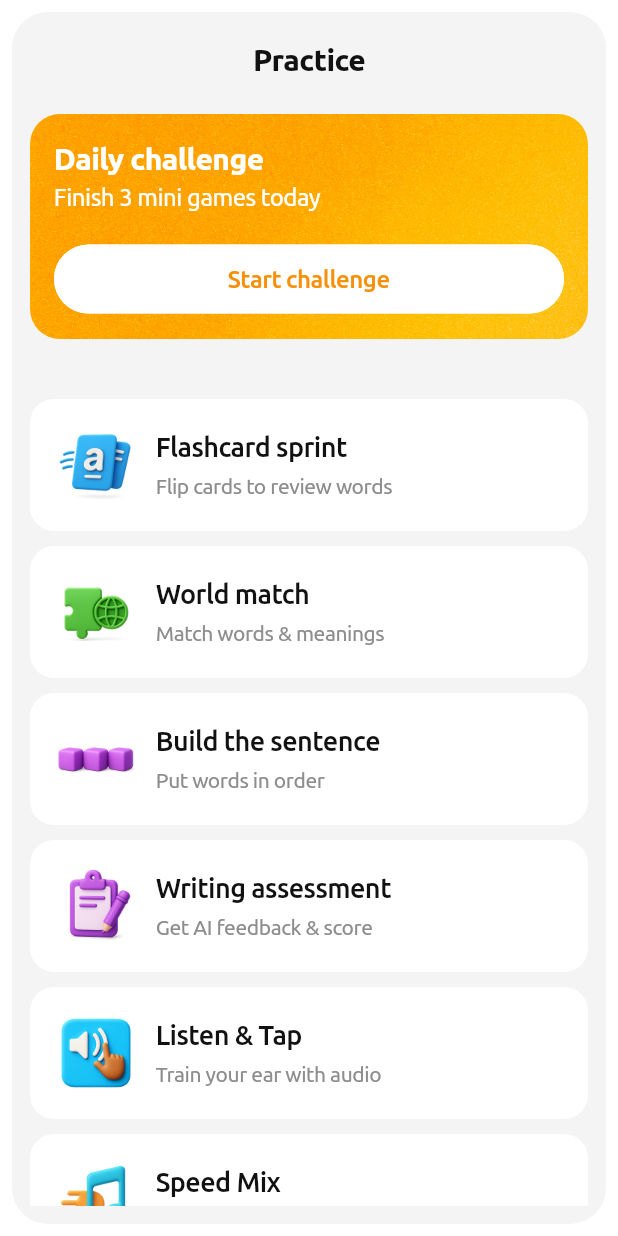
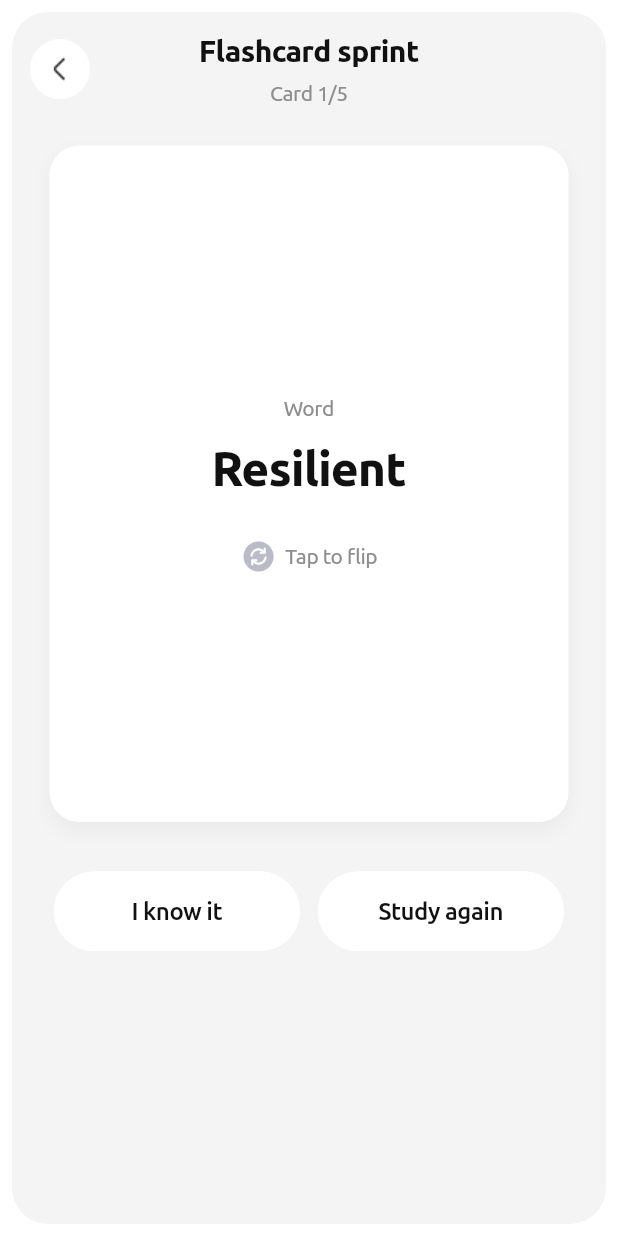
Before and after one commit to Djakh/ustadia_user_app, a Flutter app: the PracticePage screen opened by its route, after a tap on "Flashcard sprint", on a phone screen of 412 x 824 dp. Run offline on Flutter 3.47's test engine with Material 3 defaults, Android fonts, the phone set to English and light mode, and no system bars; our stand-ins replace dio, equatable, flutter_bloc, get_it, go_router; project files that could hold a hidden picture were left out.

Commit message:
Issue #13: flashcard sprint page was implemented

```diff
--- a/lib/assets/constants/images.dart
+++ b/lib/assets/constants/images.dart
@@ -19,4 +19,10 @@ class AppImages {
   static const worldMatch = 'assets/images/world_match.png';
   static const writingAssesment = 'assets/images/writing_assesment.png';
   static const dailyChallangeBackground = 'assets/images/daily_challange_background.png';
+  static const flashcardBackrgound = 'assets/images/flashcard_background.png';
+
+  /// --- Icons PNG ---
+
+  static const flapIcon = 'assets/icons/flip_icon.png';
+  static const arrowLeft = 'assets/icons/arrow_left.png';
 }
--- a/lib/assets/themes/style.dart
+++ b/lib/assets/themes/style.dart
@@ -136,6 +136,9 @@ class Style {
   static TextStyle headline7w7(BuildContext context, {TextColorRole? color}) =>
       _text(context, size: 36, weight: FontWeight.w700, color: color);
 
+ static TextStyle headline5w7(BuildContext context, {TextColorRole? color}) =>
+      _text(context, size: 32, weight: FontWeight.w700, color: color);
+
   static TextStyle headline2w7(BuildContext context, {TextColorRole? color}) =>
       _text(context, size: 26, weight: FontWeight.w700, color: color);
 
@@ -149,6 +152,9 @@ class Style {
 
   static TextStyle body3w7(BuildContext context, {TextColorRole? color}) =>
       _text(context, size: 20, weight: FontWeight.w700, color: color);
+
+  static TextStyle body3w4(BuildContext context, {TextColorRole? color}) =>
+      _text(context, size: 20, weight: FontWeight.w400, color: color);
 
   // ---------- Body (18) ----------
 
--- a/lib/core/widgets/cards/primary_background.dart
+++ b/lib/core/widgets/cards/primary_background.dart
@@ -1,15 +1,23 @@
 import 'package:flutter/material.dart';
 import 'package:go_router/go_router.dart';
+import 'package:ustadia_user_app/assets/constants/images.dart';
 import 'package:ustadia_user_app/assets/themes/style.dart';
 import 'package:ustadia_user_app/core/extensions/build_context_extension.dart';
 
 class PrimaryBackground extends StatefulWidget {
   final Widget child;
+  final Widget? header;
   final EdgeInsets? padding;
   final String? title;
   final bool isHeader;
+
   const PrimaryBackground(
-      {super.key, required this.child, this.padding, this.title, this.isHeader = true});
+      {super.key,
+      required this.child,
+      this.padding,
+      this.title,
+      this.isHeader = true,
+      this.header});
 
   @override
   State<PrimaryBackground> createState() => _PrimaryBackgroundState();
@@ -59,6 +67,7 @@ class _PrimaryBackgroundState extends State<PrimaryBackground> {
   }
 
   /// --- Widgets ---
+  Widget get backButtonIcon => Image.asset(AppImages.arrowLeft);
 
   Widget backButton(BuildContext context) => context.canPop()
       ? Material(
@@ -70,22 +79,22 @@ class _PrimaryBackgroundState extends State<PrimaryBackground> {
                   width: 40,
                   height: 40,
                   decoration: BoxDecoration(color: context.cs.surface, shape: BoxShape.circle),
-                  child: const Center(
-                      child: Icon(Icons.arrow_back_ios_new, size: 20, color: Colors.black)))))
+                  child: Center(child: backButtonIcon))))
       : const SizedBox(width: 40, height: 40);
 
-  Widget titleWidget(BuildContext context) => Text(widget.title ?? '',
-      maxLines: 1,
-      overflow: TextOverflow.ellipsis,
-      textAlign: TextAlign.center,
-      style: Style.body3w7(context));
+  Widget titleWidget(BuildContext context) => Center(
+      child: Text(widget.title ?? '',
+          maxLines: 1,
+          overflow: TextOverflow.ellipsis,
+          textAlign: TextAlign.center,
+          style: Style.body3w7(context)));
 
-  Widget backButtonAndTitle(BuildContext context) => IntrinsicHeight(
+  Widget centerWidget(BuildContext context) => widget.header ?? titleWidget(context);
+
+  Widget backButtonAndCenterWidget(BuildContext context) => IntrinsicHeight(
           child: Stack(alignment: Alignment.center, children: [
         Align(alignment: Alignment.centerLeft, child: backButton(context)),
-        Padding(
-            padding: const EdgeInsets.symmetric(horizontal: 56),
-            child: Center(child: titleWidget(context)))
+        Padding(padding: const EdgeInsets.symmetric(horizontal: 56), child: centerWidget(context))
       ]));
 
   Widget view(BuildContext context) => SafeArea(
@@ -95,7 +104,7 @@ class _PrimaryBackgroundState extends State<PrimaryBackground> {
           decoration:
               BoxDecoration(color: context.cs.secondaryContainer, borderRadius: Style.border24),
           child: Column(children: [
-            if (widget.isHeader) backButtonAndTitle(context),
+            if (widget.isHeader) backButtonAndCenterWidget(context),
             Expanded(child: widget.child)
           ])));
 
--- a/lib/core/widgets/inputs/input_field.dart
+++ b/lib/core/widgets/inputs/input_field.dart
@@ -124,7 +124,7 @@ class InputField extends StatelessWidget {
       borderRadius: Style.border12, borderSide: BorderSide(color: color, width: 1.4));
 
   InputDecoration decoration(BuildContext context) {
-    final baseColor = context.cs.onTertiary.withOpacity(0.4);
+    final baseColor = context.cs.onTertiary.withValues(alpha: 0.4);
     final borderColor = hasError ? context.cs.error : baseColor;
     final focusColor = hasError ? context.cs.error : context.cs.onTertiary;
     return InputDecoration(
--- a/lib/features/auth/presentation/pages/login_page.dart
+++ b/lib/features/auth/presentation/pages/login_page.dart
@@ -73,11 +73,11 @@ class LoginPageState extends State<LoginPage> {
       onChanged: (_) => setState(() => showError = false));
 
   Widget get divider => Row(children: [
-        Expanded(child: Divider(color: context.cs.onTertiary.withOpacity(0.4))),
+        Expanded(child: Divider(color: context.cs.onTertiary.withValues(alpha: 0.4))),
         Padding(
             padding: const EdgeInsets.symmetric(horizontal: 10),
             child: Text('or', style: Style.small3w4(context, color: TextColorRole.greyColor))),
-        Expanded(child: Divider(color: context.cs.onTertiary.withOpacity(0.4)))
+        Expanded(child: Divider(color: context.cs.onTertiary.withValues(alpha: 0.4)))
       ]);
 
   Widget get signup => Row(mainAxisAlignment: MainAxisAlignment.center, children: [
--- a/lib/features/practice/data/models/activity_model.dart
+++ b/lib/features/practice/data/models/activity_model.dart
@@ -2,6 +2,8 @@ class ActivityModel {
   final String title;
   final String description;
   final String image;
+  final String route;
 
-  const ActivityModel({required this.title, required this.description, required this.image});
+  const ActivityModel(
+      {required this.title, required this.description, required this.image, required this.route});
 }
--- /dev/null
+++ b/lib/features/practice/data/models/flashcard_model.dart
@@ -0,0 +1,6 @@
+class FlashcardModel {
+  final String word;
+  final String meaning;
+
+  const FlashcardModel({required this.word, required this.meaning});
+}
--- /dev/null
+++ b/lib/features/practice/presentation/pages/flashcard_sprint_page.dart
@@ -0,0 +1,80 @@
+import 'package:flutter/material.dart';
+import 'package:ustadia_user_app/assets/themes/style.dart';
+import 'package:ustadia_user_app/core/extensions/build_context_extension.dart';
+import 'package:ustadia_user_app/core/widgets/buttons/button.dart';
+import 'package:ustadia_user_app/core/widgets/cards/primary_background.dart';
+import 'package:ustadia_user_app/features/practice/data/models/flashcard_model.dart';
+import 'package:ustadia_user_app/features/practice/presentation/widgets/cards/flashcard_view.dart';
+
+class FlashcardSprintPage extends StatefulWidget {
+  const FlashcardSprintPage({super.key});
+
+  @override
+  State<FlashcardSprintPage> createState() => _FlashcardSprintPageState();
+}
+
+class _FlashcardSprintPageState extends State<FlashcardSprintPage> {
+  int index = 0;
+  bool showMeaning = false;
+
+  List<FlashcardModel> get cards => const [
+        FlashcardModel(
+            word: 'Resilient', meaning: 'Able to recover quickly from difficult conditions.'),
+        FlashcardModel(word: 'Eloquent', meaning: 'Speaking fluently, vividly, and persuasively.'),
+        FlashcardModel(word: 'Tenacious', meaning: 'Keeping a firm hold; not giving up easily.'),
+        FlashcardModel(
+            word: 'Meticulous',
+            meaning: 'Showing great attention to detail; very careful and precise.'),
+        FlashcardModel(word: 'Ingenuity', meaning: 'Cleverness, originality, and inventiveness.')
+      ];
+
+  FlashcardModel get current => cards[index];
+  String get progress => 'Card ${index + 1}/${cards.length}';
+
+  void toggleFace() => setState(() => showMeaning = !showMeaning);
+
+  void onKnowIt() => _nextCard(resetFace: true);
+
+  void onStudyAgain() => setState(() {
+        showMeaning = false;
+        index = 0;
+      });
+
+  void _nextCard({required bool resetFace}) {
+    setState(() {
+      if (resetFace) showMeaning = false;
+      index = (index + 1) % cards.length;
+    });
+  }
+
+  /// --- Widgets ---
+
+  Widget get header => Column(children: [
+        Text('Flashcard sprint', style: Style.body3w7(context)),
+        const SizedBox(height: 4),
+        Text(progress, style: Style.small3w4(context, color: TextColorRole.greyColor))
+      ]);
+
+  Widget get card =>
+      FlashcardView(flashcard: current, showMeaning: showMeaning, onToggle: toggleFace);
+
+  Widget controls(BuildContext context) => Padding(
+      padding: const EdgeInsets.symmetric(horizontal: 16),
+      child: Row(children: [
+        Expanded(child: Button.border(onTap: onKnowIt, text: "I know it")),
+        const SizedBox(width: 12),
+        Expanded(child: Button.border(onTap: onStudyAgain, text: "Study again")),
+      ]));
+
+  Widget get view => PrimaryBackground(
+      header: header,
+      child: Column(children: [
+        const SizedBox(height: 12),
+        card,
+        const SizedBox(height: 20),
+        controls(context)
+      ]));
+
+  @override
+  Widget build(BuildContext context) => Scaffold(backgroundColor: context.cs.surface, body: view);
+}
--- a/lib/features/practice/presentation/pages/practice_page.dart
+++ b/lib/features/practice/presentation/pages/practice_page.dart
@@ -6,6 +6,7 @@ import 'package:ustadia_user_app/core/widgets/cards/primary_background.dart';
 import 'package:ustadia_user_app/features/practice/data/models/activity_model.dart';
 import 'package:ustadia_user_app/features/practice/presentation/widgets/cards/item_tile_card.dart';
 import 'package:ustadia_user_app/features/practice/presentation/widgets/cards/practice_daily_card.dart';
+import 'package:ustadia_user_app/router.dart';
 
 class PracticePage extends StatelessWidget {
   const PracticePage({super.key});
@@ -16,27 +17,33 @@ class PracticePage extends StatelessWidget {
         ActivityModel(
             title: 'Flashcard sprint',
             description: 'Flip cards to review words',
-            image: AppImages.flashcardSprint),
+            image: AppImages.flashcardSprint,
+            route: flashcardSprintRoute),
         ActivityModel(
             title: 'World match',
             description: 'Match words & meanings',
-            image: AppImages.worldMatch),
+            image: AppImages.worldMatch,
+            route: flashcardSprintRoute),
         ActivityModel(
             title: 'Build the sentence',
             description: 'Put words in order',
-            image: AppImages.buildTheSentence),
+            image: AppImages.buildTheSentence,
+            route: flashcardSprintRoute),
         ActivityModel(
             title: 'Writing assessment',
             description: 'Get AI feedback & score',
-            image: AppImages.writingAssesment),
+            image: AppImages.writingAssesment,
+            route: flashcardSprintRoute),
         ActivityModel(
             title: 'Listen & Tap',
             description: 'Train your ear with audio',
-            image: AppImages.listenTap),
+            image: AppImages.listenTap,
+            route: flashcardSprintRoute),
         ActivityModel(
             title: 'Speed Mix',
             description: 'A fast mix of tasks for 2 minutes',
-            image: AppImages.speedMix),
+            image: AppImages.speedMix,
+            route: flashcardSprintRoute),
       ];
 
   /// --- Methods ---
--- /dev/null
+++ b/lib/features/practice/presentation/widgets/cards/flashcard_view.dart
@@ -0,0 +1,113 @@
+import 'dart:math' as math;
+
+import 'package:flutter/material.dart';
+import 'package:ustadia_user_app/assets/constants/images.dart';
+import 'package:ustadia_user_app/assets/themes/style.dart';
+import 'package:ustadia_user_app/features/practice/data/models/flashcard_model.dart';
+
+class FlashcardView extends StatelessWidget {
+  final FlashcardModel flashcard;
+  final bool showMeaning;
+  final VoidCallback onToggle;
+
+  const FlashcardView(
+      {super.key, required this.flashcard, required this.showMeaning, required this.onToggle});
+
+  /// --- Widgets ---
+
+  Widget get iconImage => Image.asset(AppImages.flapIcon, height: 24, width: 24);
+
+  Row tapToFlipWidgets(BuildContext context) =>
+      Row(mainAxisAlignment: MainAxisAlignment.center, children: [
+        iconImage,
+        const SizedBox(width: 6),
+        Text('Tap to flip', style: Style.small3w4(context, color: TextColorRole.greyColor))
+      ]);
+
+  Widget faceContent(BuildContext context) =>
+      Column(mainAxisAlignment: MainAxisAlignment.center, children: [
+        Text('Word', style: Style.small3w4(context, color: TextColorRole.greyColor)),
+        const SizedBox(height: 8),
+        Text(flashcard.word, style: Style.headline5w7(context)),
+        const SizedBox(height: 24),
+        tapToFlipWidgets(context)
+      ]);
+
+  Widget backContent(BuildContext context) => Padding(
+      padding: const EdgeInsets.symmetric(horizontal: 30),
+      child: Column(
+        mainAxisAlignment: MainAxisAlignment.center,
+        children: [
+          Text('Meaning', style: Style.small3w4(context)),
+          const SizedBox(height: 12),
+          Text(flashcard.meaning, textAlign: TextAlign.center, style: Style.body3w4(context))
+        ],
+      ));
+
+  Widget get faceCard => Container(
+      key: const ValueKey<bool>(false),
+      decoration: BoxDecoration(borderRadius: Style.border20, color: Colors.white, boxShadow: [
+        BoxShadow(
+            color: Colors.black.withValues(alpha: 0.04), blurRadius: 10, offset: const Offset(0, 6))
+      ]),
+      child: Center(child: faceContentView));
+
+  Widget get backCard => Container(
+      key: const ValueKey<bool>(true),
+      decoration: BoxDecoration(
+          borderRadius: Style.border20,
+          image: const DecorationImage(
+              image: AssetImage(AppImages.flashcardBackrgound), fit: BoxFit.cover),
+          boxShadow: [
+            BoxShadow(
+                color: Colors.black.withValues(alpha: 0.04),
+                blurRadius: 10,
+                offset: const Offset(0, 6))
+          ]),
+      child: Center(child: backContentView));
+
+  Widget get faceContentView => Builder(builder: faceContent);
+
+  Widget get backContentView => Builder(builder: backContent);
+
+  Widget cardBody(BuildContext context) => AnimatedSwitcher(
+      duration: const Duration(milliseconds: 320),
+      transitionBuilder: (child, animation) {
+        final rotateAnim = Tween(begin: math.pi, end: 0.0).animate(animation);
+        return AnimatedBuilder(
+            animation: rotateAnim,
+            child: child,
+            builder: (context, child) {
+              final isUnder = (child!.key != ValueKey<bool>(showMeaning));
+              final value = isUnder ? math.min(rotateAnim.value, math.pi / 2) : rotateAnim.value;
+              return Transform(
+                  transform: Matrix4.rotationY(value),
+                  alignment: Alignment.center,
+                  child: isUnder
+                      ? Transform(
+                          alignment: Alignment.center,
+                          transform: Matrix4.rotationY(math.pi),
+                          child: child)
+                      : child);
+            });
+      },
+      switchInCurve: Curves.easeOut,
+      switchOutCurve: Curves.easeIn,
+      child: showMeaning ? backCard : faceCard);
+
+  Widget view(BuildContext context) => InkWell(
+      onTap: onToggle,
+      borderRadius: Style.border20,
+      child: Ink(
+          height: 477,
+          width: double.infinity,
+          padding: const EdgeInsets.all(12),
+          decoration: BoxDecoration(
+              color: Colors.white,
+              borderRadius: Style.border20,
+              border: Border.all(color: Colors.black12)),
+          child: cardBody(context)));
+
+  @override
+  Widget build(BuildContext context) => view(context);
+}
--- a/lib/features/practice/presentation/widgets/cards/item_tile_card.dart
+++ b/lib/features/practice/presentation/widgets/cards/item_tile_card.dart
@@ -1,4 +1,5 @@
 import 'package:flutter/material.dart';
+import 'package:go_router/go_router.dart';
 import 'package:ustadia_user_app/assets/themes/style.dart';
 import 'package:ustadia_user_app/core/extensions/build_context_extension.dart';
 import 'package:ustadia_user_app/features/practice/data/models/activity_model.dart';
@@ -6,6 +7,9 @@ import 'package:ustadia_user_app/features/practice/data/models/activity_model.da
 class ItemTileCard extends StatelessWidget {
   final ActivityModel activityModel;
   const ItemTileCard({super.key, required this.activityModel});
+
+  /// --- Methods ---
+  void goToPracticeActivityPage(BuildContext context) => context.push(activityModel.route);
 
   /// --- Widgets ---
 
@@ -31,7 +35,7 @@ class ItemTileCard extends StatelessWidget {
   Widget build(BuildContext context) => Material(
       color: Colors.transparent,
       child: InkWell(
-          onTap: () {},
+          onTap: () => goToPracticeActivityPage(context),
           borderRadius: Style.border20,
           child: Ink(
               padding: const EdgeInsets.all(16),
--- a/lib/features/splash/presentation/pages/splash_page.dart
+++ b/lib/features/splash/presentation/pages/splash_page.dart
@@ -44,7 +44,7 @@ class _SplashPageState extends State<SplashPage> {
       child: CircularProgressIndicator(
           strokeWidth: 3,
           valueColor: AlwaysStoppedAnimation(context.cs.primary),
-          backgroundColor: context.cs.primary.withOpacity(0.18)));
+          backgroundColor: context.cs.primary.withValues(alpha: 0.18)));
 
   Widget get footer => Text('Ustadia Mobile v1.0',
       textAlign: TextAlign.center, style: Style.bodyw6(context, color: TextColorRole.greyColor));
--- a/lib/router.dart
+++ b/lib/router.dart
@@ -6,6 +6,7 @@ import 'package:ustadia_user_app/features/intro_survey/presentation/pages/intro_
 import 'package:ustadia_user_app/features/onboarding/presentation/pages/onboarding_page.dart';
 import 'package:ustadia_user_app/features/posts/presentation/pages/post_page.dart';
 import 'package:ustadia_user_app/features/practice/presentation/pages/practice_page.dart';
+import 'package:ustadia_user_app/features/practice/presentation/pages/flashcard_sprint_page.dart';
 import 'package:ustadia_user_app/features/splash/presentation/pages/splash_page.dart';
 
 const splashRoute = '/';
@@ -16,6 +17,7 @@ const otpRoute = '/otp';
 const signUpRoute = '/sign-up';
 const postsRoute = '/posts';
 const practiceRoute = '/practice';
+const flashcardSprintRoute = '/practice/flashcard-sprint';
 
 final appRouter = GoRouter(initialLocation: splashRoute, routes: [
   GoRoute(path: splashRoute, builder: (context, state) => const SplashPage()),
@@ -27,5 +29,6 @@ final appRouter = GoRouter(initialLocation: splashRoute, routes: [
       builder: (context, state) => OtpPage(contact: (state.extra as String?) ?? '')),
   GoRoute(path: signUpRoute, builder: (context, state) => const SignUpPage()),
   GoRoute(path: postsRoute, builder: (context, state) => const PostPage()),
-  GoRoute(path: practiceRoute, builder: (context, state) => const PracticePage())
+  GoRoute(path: practiceRoute, builder: (context, state) => const PracticePage()),
+  GoRoute(path: flashcardSprintRoute, builder: (context, state) => const FlashcardSprintPage())
 ]);
```
Also changed, not shown: assets/icons/arrow_left.png (added), assets/icons/flip_icon.png (added), 1 other file.
